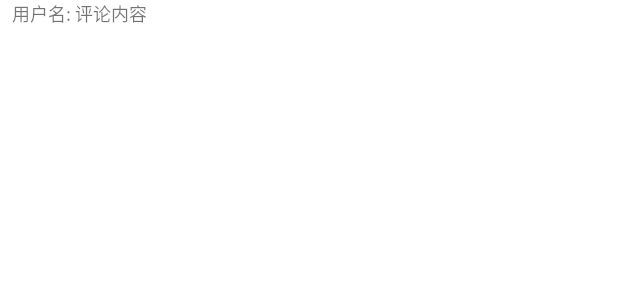
After one commit to kuangc2008/FFmpegDemo, an Android app: the layout item_nested_comment.xml on its own in the app's theme, with its tools: preview values and no code run, on a phone screen of 412 x 824 dp. The commit adds this screen. Shown: the top 300 px of the screen. Run offline under Robolectric (Android 15) with nearby library versions, the phone set to English and light mode, and no system bars.

```diff
--- /dev/null
+++ b/app/src/main/res/layout/item_nested_comment.xml
@@ -0,0 +1,27 @@
+<?xml version="1.0" encoding="utf-8"?>
+<FrameLayout xmlns:android="http://schemas.android.com/apk/res/android"
+    xmlns:tools="http://schemas.android.com/tools"
+    android:layout_width="match_parent"
+    android:layout_height="match_parent"
+    >
+
+
+    <androidx.appcompat.widget.LinearLayoutCompat
+        android:id="@+id/item"
+        android:layout_width="match_parent"
+        android:layout_height="wrap_content"
+        android:layout_marginBottom="4dp"
+        android:paddingHorizontal="8dp"
+        android:orientation="horizontal">
+
+        <TextView
+            android:layout_width="match_parent"
+            android:textSize="12dp"
+            android:layout_height="match_parent"
+            android:ellipsize="end"
+            android:gravity="center_vertical"
+            android:maxLines="2"
+            tools:text="用户名: 评论内容" />
+
+    </androidx.appcompat.widget.LinearLayoutCompat>
+</FrameLayout>
```
Also changed, not shown: app/src/main/java/com/example/myapplication/BrvActivity2.kt (+20 -1 lines), brv/src/main/java/com/github/kc/brv/BindingAdapter.kt (+16 -11 lines), brv/src/main/java/com/github/kc/brv/util/RecyclerUtils.kt (+10 -0 lines).
